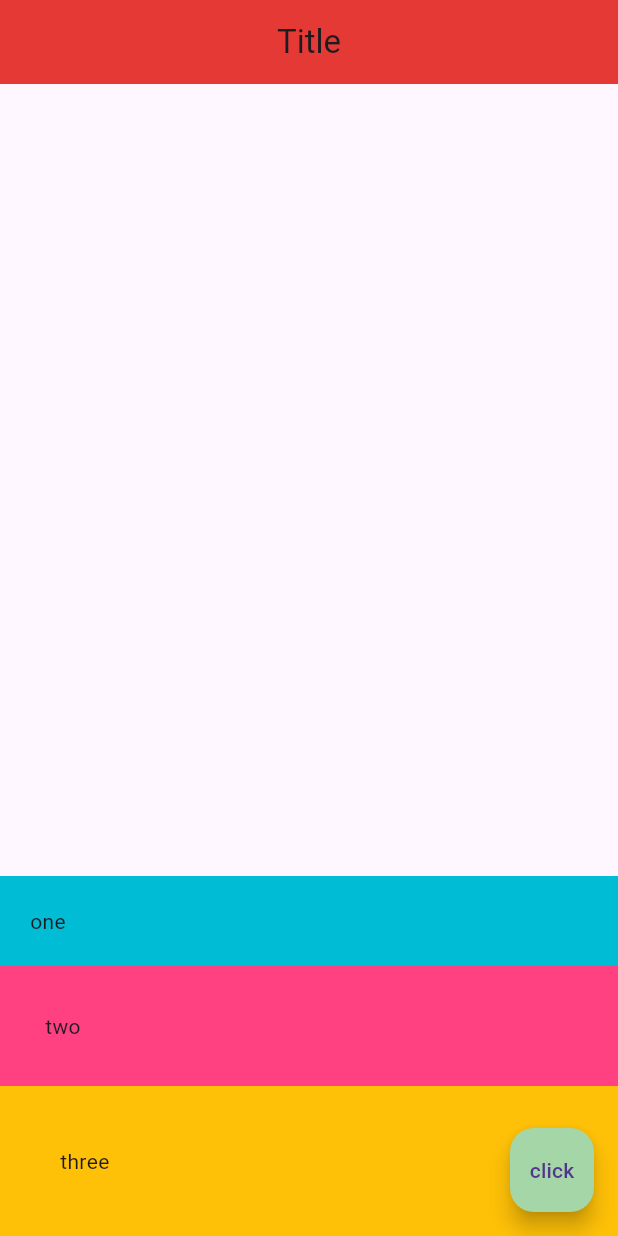
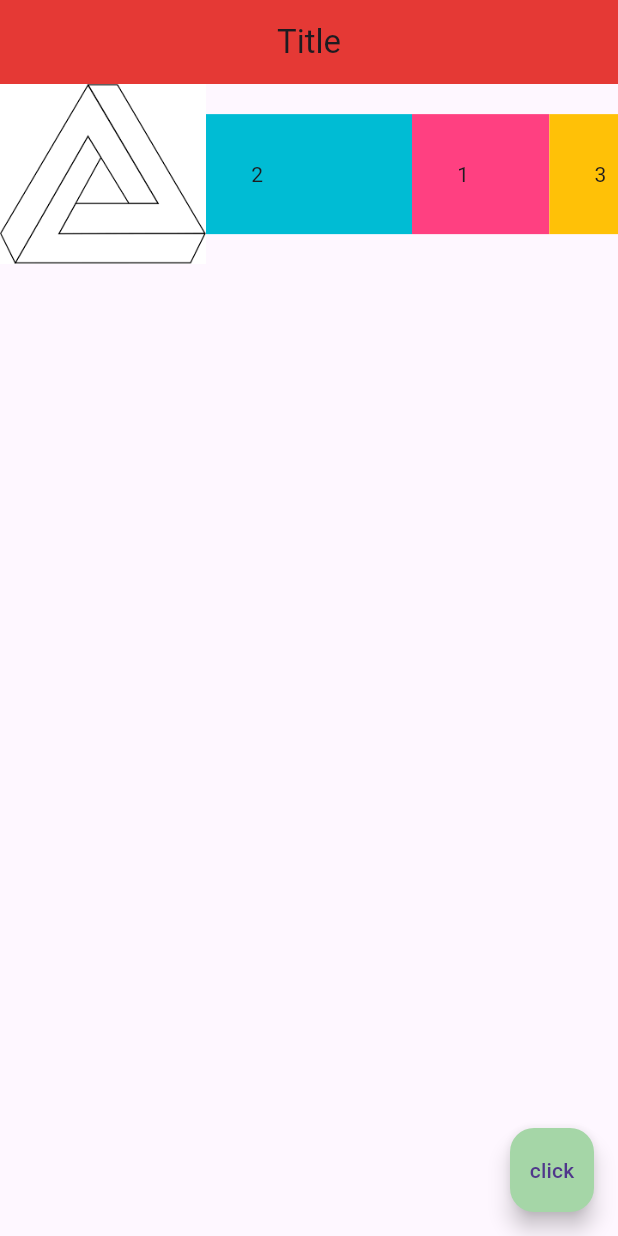
Before and after one commit to MrSax314/maintain, a Flutter app: the screen it shows after launch, on a phone screen of 412 x 824 dp. Run offline on Flutter 3.47's test engine with Material 3 defaults, Android fonts, the light colour scheme and no system bars.

Commit message:
Expanded widgets with an image!

```diff
--- a/lib/main.dart
+++ b/lib/main.dart
@@ -13,24 +13,34 @@
         centerTitle: true,
         backgroundColor: Colors.red[600],
       ),
-      body: Column(
-        mainAxisAlignment: MainAxisAlignment.end,
-        crossAxisAlignment: CrossAxisAlignment.stretch,
+      body: Row(
         children: [
-          Container(
-            padding: EdgeInsets.all(20),
-            color: Colors.cyan,
-            child: Text('one')
+          Expanded(
+            flex: 3,
+            child: Image.asset('assets/impossible_triangle.png')),
+          Expanded(
+            flex: 3,
+            child: Container(
+              padding: EdgeInsets.all(30.0),
+              color: Colors.cyan,
+              child: Text('2'),
+            ),
           ),
-          Container(
-              padding: EdgeInsets.all(30),
+          Expanded(
+            flex: 2,
+            child: Container(
+              padding: EdgeInsets.all(30.0),
               color: Colors.pinkAccent,
-              child: Text('two')
+              child: Text('1'),
+            ),
           ),
-          Container(
-              padding: EdgeInsets.all(40),
+          Expanded(
+            flex: 1,
+            child: Container(
+              padding: EdgeInsets.all(30.0),
               color: Colors.amber,
-              child: Text('three')
+              child: Text('3'),
+            ),
           ),
         ],
       ),
```
